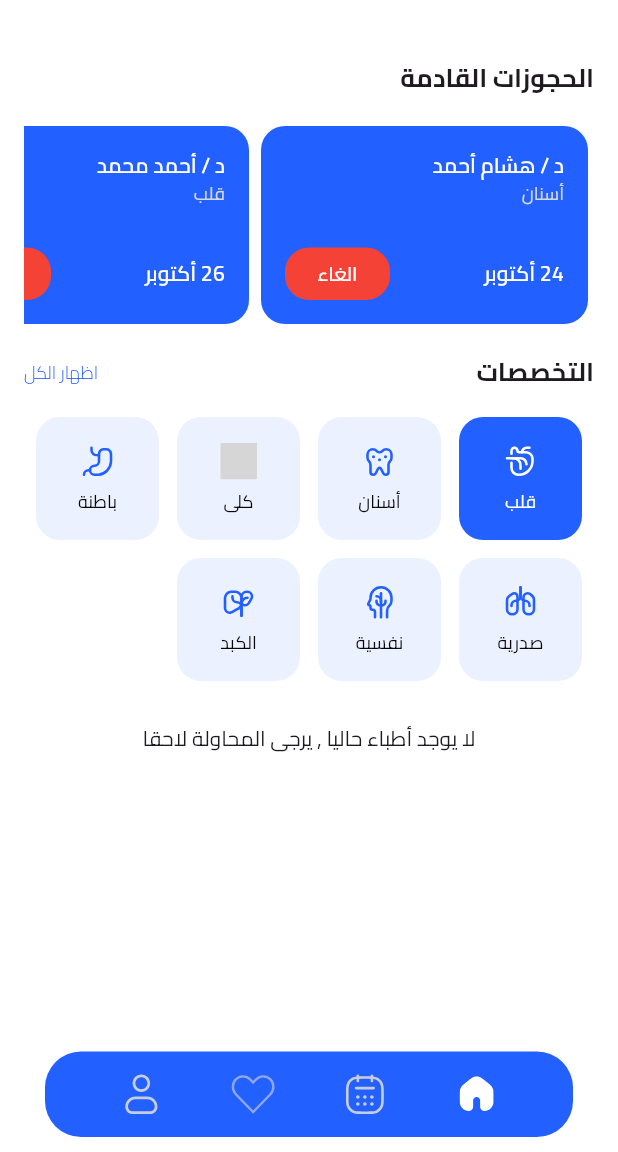
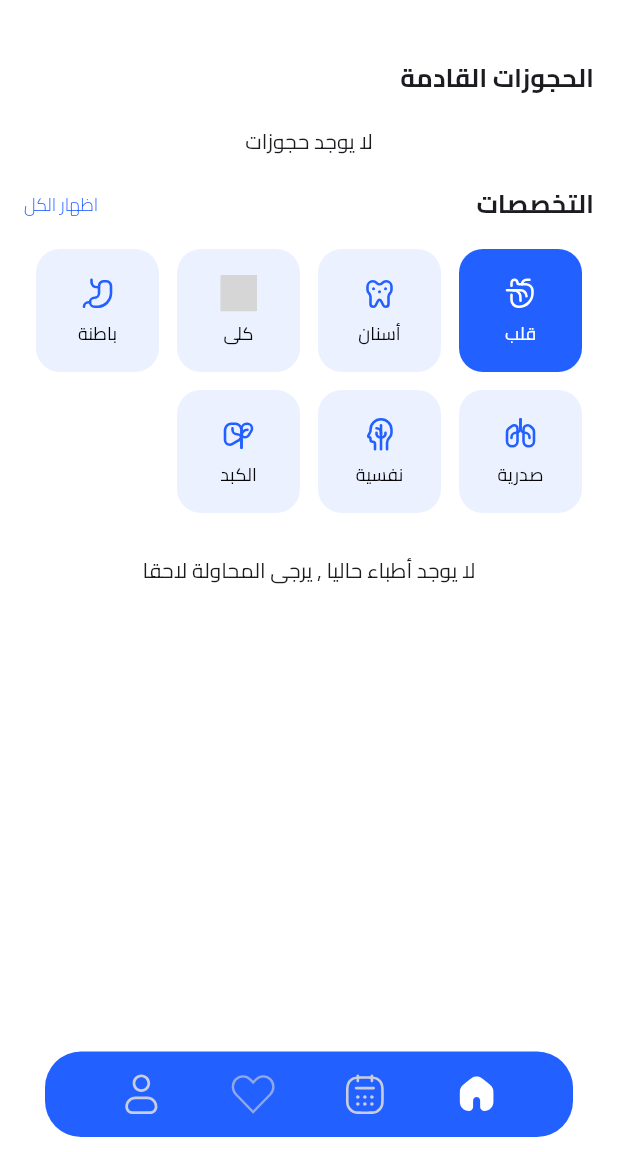
Before and after one commit to HishamElnemr/medi_link, a Flutter app: the PatientMainView screen opened by its route, on a phone screen of 412 x 824 dp, the part 84-1236 px from its top. Run offline on Flutter 3.47's test engine with Material 3 defaults, Android fonts, the phone set to English and light mode, and no system bars; our stand-ins replace bloc, cloud_firestore, dartz, equatable, firebase_auth, firebase_core and 5 more; accounts and stored records are empty; grey boxes are pictures that could not be loaded.

Commit message:
finish UpcomingAppointements

```diff
--- a/lib/core/routes/on_generate_route.dart
+++ b/lib/core/routes/on_generate_route.dart
@@ -7,7 +7,7 @@ import 'package:medi_link/features/booking/presentation/views/booking_view/booki
 import 'package:medi_link/features/booking/presentation/views/patient_bookings/patient_booking_view.dart';
 import 'package:medi_link/features/home/presentation/views/doctor_view.dart/doctor_home_view.dart';
 import 'package:medi_link/features/home/presentation/views/patient_view/patient_home_view.dart';
-import 'package:medi_link/features/home/presentation/views/patient_view/patient_main_view.dart';
+import 'package:medi_link/features/home/presentation/views/patient_main_view.dart';
 import 'package:medi_link/features/splash/presentation/views/splash_view.dart';
 
 Route<dynamic> onGenerateRoute(RouteSettings settings) {
--- a/lib/features/booking/data/models/booking_model.dart
+++ b/lib/features/booking/data/models/booking_model.dart
@@ -9,6 +9,8 @@ class BookingModel {
   final String doctorName;
   final String date;
   final String status;
+  final String doctorSpeciality;
+
 
   BookingModel({
     required this.id,
@@ -19,6 +21,7 @@ class BookingModel {
     required this.date,
     required this.status,
     required this.patientAge,
+    required this.doctorSpeciality,
   });
 
   factory BookingModel.fromJson(Map<String, dynamic> json) => BookingModel(
@@ -30,6 +33,7 @@ class BookingModel {
     date: json['date'],
     status: json['status'],
     patientAge: json['patientAge'],
+    doctorSpeciality: json['doctorSpeciality'],
   );
 
   Map<String, dynamic> toJson() => {
@@ -41,6 +45,7 @@ class BookingModel {
     'date': date,
     'status': status,
     'patientAge': patientAge,
+    'doctorSpeciality': doctorSpeciality,
   };
 
   BookingEntity toEntity() => BookingEntity(
@@ -52,6 +57,7 @@ class BookingModel {
     date: date,
     status: status,
     patientAge: patientAge,
+    doctorSpeciality: doctorSpeciality,
   );
 
   factory BookingModel.fromEntity(BookingEntity entity) => BookingModel(
@@ -63,5 +69,6 @@ class BookingModel {
     date: entity.date,
     status: entity.status,
     patientAge: entity.patientAge,
+    doctorSpeciality: entity.doctorSpeciality,
   );
 }
--- a/lib/features/booking/domain/entities/booking_entity.dart
+++ b/lib/features/booking/domain/entities/booking_entity.dart
@@ -7,6 +7,7 @@ class BookingEntity {
   final String doctorName;
   final String date;
   final String status;
+  final String doctorSpeciality;
 
   BookingEntity( {
     required this.id,
@@ -17,5 +18,6 @@ class BookingEntity {
     required this.date,
     required this.status,
     required this.patientAge,
+    required this.doctorSpeciality,
   });
 }
--- a/lib/features/booking/presentation/views/booking_view/widgets/booking_view_body.dart
+++ b/lib/features/booking/presentation/views/booking_view/widgets/booking_view_body.dart
@@ -153,6 +153,7 @@ class _BookingViewBodyState extends State<BookingViewBody> {
               date: selectedDate!.toIso8601String(),
               patientAge: patientAge,
               status: 'pending',
+              doctorSpeciality: doctor.speciality,
             );
 
             context.read<BookingCubit>().addBooking(booking);
--- a/lib/features/booking/presentation/views/patient_bookings/widgets/patient_booking_view_bloc_builder.dart
+++ b/lib/features/booking/presentation/views/patient_bookings/widgets/patient_booking_view_bloc_builder.dart
@@ -3,11 +3,11 @@ import 'dart:developer';
 import 'package:flutter/material.dart';
 import 'package:flutter_bloc/flutter_bloc.dart';
 import 'package:medi_link/core/constants/app_colors.dart';
+import 'package:medi_link/core/utils/card_skeltonizer_loading_body.dart';
 import 'package:medi_link/features/booking/domain/entities/booking_entity.dart';
 import 'package:medi_link/features/booking/presentation/cubits/booking_cubit.dart';
 import 'package:medi_link/features/booking/presentation/cubits/booking_state.dart';
 import 'package:medi_link/features/booking/presentation/views/patient_bookings/widgets/patient_booking_card.dart';
-import 'package:medi_link/core/utils/skeltonizer_loading_body.dart';
 import 'package:medi_link/generated/l10n.dart';
 import 'package:skeletonizer/skeletonizer.dart';
 
@@ -23,7 +23,7 @@ class PatientBookingViewBlocBuilder extends StatelessWidget {
         } else if (state is BookingError) {
           return Center(child: Text(state.failure.message));
         } else {
-          return const Skeletonizer(child: SkeltonizerLoadingBody());
+          return const Skeletonizer(child: CardSkeltonizerLoadingBody());
         }
       },
     );
--- a/lib/features/home/presentation/views/doctor_view.dart/widgets/doctor_home_view_body_bloc_builder.dart
+++ b/lib/features/home/presentation/views/doctor_view.dart/widgets/doctor_home_view_body_bloc_builder.dart
@@ -1,9 +1,9 @@
 import 'package:flutter/material.dart';
 import 'package:flutter_bloc/flutter_bloc.dart';
+import 'package:medi_link/core/utils/card_skeltonizer_loading_body.dart';
 import 'package:medi_link/features/booking/presentation/cubits/booking_cubit.dart';
 import 'package:medi_link/features/booking/presentation/cubits/booking_state.dart';
 import 'package:medi_link/features/home/presentation/views/doctor_view.dart/widgets/doctor_home_view_body.dart';
-import 'package:medi_link/core/utils/skeltonizer_loading_body.dart';
 import 'package:skeletonizer/skeletonizer.dart';
 
 class DoctorHomeViewBodyBlocBuilder extends StatelessWidget {
@@ -18,7 +18,7 @@ class DoctorHomeViewBodyBlocBuilder extends StatelessWidget {
         } else if (state is BookingError) {
           return Center(child: Text(state.failure.message));
         } else {
-          return const Skeletonizer(child: SkeltonizerLoadingBody());
+          return const Skeletonizer(child: CardSkeltonizerLoadingBody());
         }
       },
     );
--- /dev/null
+++ b/lib/features/home/presentation/views/patient_main_view.dart
@@ -0,0 +1,45 @@
+import 'dart:convert';
+
+import 'package:flutter/material.dart';
+import 'package:flutter_bloc/flutter_bloc.dart';
+import 'package:medi_link/core/services/getit_services.dart';
+import 'package:medi_link/core/services/shared_preferences_singleton.dart';
+import 'package:medi_link/core/utils/backend_endpoints.dart';
+import 'package:medi_link/features/booking/data/repos/booking_repo_impl.dart';
+import 'package:medi_link/features/booking/presentation/cubits/booking_cubit.dart';
+import 'package:medi_link/features/home/presentation/views/patient_view/widgets/main_view_body.dart';
+
+import 'patient_view/widgets/custom_buttom_nav_bar.dart';
+
+class PatientMainView extends StatefulWidget {
+  const PatientMainView({super.key});
+
+  @override
+  State<PatientMainView> createState() => _PatientMainViewState();
+}
+
+class _PatientMainViewState extends State<PatientMainView> {
+  int currentViewIndex = 0;
+
+  @override
+  Widget build(BuildContext context) {
+    final patientData = Prefs.getString(BackendEndpoints.kPatientData);
+    final patientId = patientData != null ? jsonDecode(patientData)['id'] : '';
+    return BlocProvider(
+      create: (_) =>
+          BookingCubit(bookingRepo: getIt<BookingRepoImpl>())
+            ..getPatientBookings(patientId),
+      child: Scaffold(
+        body: SafeArea(child: MainViewBody(currentViewIndex: currentViewIndex)),
+        bottomNavigationBar: CustomButtomNavBar(
+          selectedIndex: currentViewIndex,
+          onItemTapped: (index) {
+            setState(() {
+              currentViewIndex = index;
+            });
+          },
+        ),
+      ),
+    );
+  }
+}
--- a/lib/features/home/presentation/views/patient_view/patient_main_view.dart
+++ /dev/null
@@ -1,29 +0,0 @@
-import 'package:flutter/material.dart';
-import 'package:medi_link/features/home/presentation/views/patient_view/widgets/main_view_body.dart';
-
-import 'widgets/custom_buttom_nav_bar.dart';
-
-class PatientMainView extends StatefulWidget {
-  const PatientMainView({super.key});
-
-  @override
-  State<PatientMainView> createState() => _PatientMainViewState();
-}
-
-class _PatientMainViewState extends State<PatientMainView> {
-  int currentViewIndex = 0;
-  @override
-  Widget build(BuildContext context) {
-    return Scaffold(
-      body: SafeArea(child: MainViewBody(currentViewIndex: currentViewIndex)),
-      bottomNavigationBar: CustomButtomNavBar(
-        selectedIndex: currentViewIndex,
-        onItemTapped: (index) {
-          setState(() {
-            currentViewIndex = index;
-          });
-        },
-      ),
-    );
-  }
-}
--- a/lib/features/home/presentation/views/patient_view/widgets/upcoming_appointments.dart
+++ b/lib/features/home/presentation/views/patient_view/widgets/upcoming_appointments.dart
@@ -1,6 +1,6 @@
 import 'package:flutter/material.dart';
 import 'package:medi_link/core/constants/font_styles.dart';
-import 'package:medi_link/features/home/presentation/views/patient_view/widgets/upcoming_appointments_list_view.dart';
+import 'package:medi_link/features/home/presentation/views/patient_view/widgets/upcoming_appointments_list_view_builder.dart';
 import 'package:medi_link/generated/l10n.dart';
 
 class UpcomingAppointments extends StatelessWidget {
@@ -8,17 +8,6 @@ class UpcomingAppointments extends StatelessWidget {
 
   @override
   Widget build(BuildContext context) {
-    // Sample data for appointments - in real app this would come from state management
-    final List<Map<String, dynamic>> appointments = [
-      {
-        'doctorName': 'د / هشام أحمد',
-        'specialty': 'أسنان',
-        'date': '24 أكتوبر',
-      },
-      {'doctorName': 'د / أحمد محمد', 'specialty': 'قلب', 'date': '26 أكتوبر'},
-      {'doctorName': 'د / سارة علي', 'specialty': 'جلدية', 'date': '28 أكتوبر'},
-    ];
-
     return Column(
       crossAxisAlignment: CrossAxisAlignment.start,
       children: [
@@ -30,7 +19,7 @@ class UpcomingAppointments extends StatelessWidget {
           ),
         ),
         const SizedBox(height: 20),
-        UpcomingAppointmentsListView(appointments: appointments),
+        const UpcomingAppointmentsListViewBuilder(),
       ],
     );
   }
--- a/lib/features/home/presentation/views/patient_view/widgets/upcoming_appointments_list_view.dart
+++ b/lib/features/home/presentation/views/patient_view/widgets/upcoming_appointments_list_view.dart
@@ -1,31 +1,32 @@
 import 'package:flutter/material.dart';
+import 'package:medi_link/features/booking/domain/entities/booking_entity.dart';
 import 'package:medi_link/features/home/presentation/views/patient_view/widgets/upcoming_appointments_widget.dart';
 
 class UpcomingAppointmentsListView extends StatelessWidget {
-  final List<Map<String, dynamic>> appointments;
+  final List<BookingEntity> appointments;
 
   const UpcomingAppointmentsListView({required this.appointments, super.key});
 
   @override
   Widget build(BuildContext context) {
-    return SingleChildScrollView(
-      scrollDirection: Axis.horizontal,
-      child: Row(
-        children: appointments.asMap().entries.map((e) {
-          int index = e.key;
-          final appointment = e.value;
+    return SizedBox(
+      height: 132,
+      child: ListView.builder(
+        scrollDirection: Axis.horizontal,
+        itemCount: appointments.length,
+        itemBuilder: (context, index) {
+          final appointment = appointments[index];
           return Padding(
             padding: const EdgeInsets.symmetric(horizontal: 4),
             child: UpcomingAppointmentsWidget(
-              doctorName: appointment['doctorName'],
-              specialty: appointment['specialty'],
-              date: appointment['date'],
+              moreThanOne: appointments.length > 1,
+              booking: appointment,
               onCancelPressed: () {
                 // Handle cancel action
               },
             ),
           );
-        }).toList(),
+        },
       ),
     );
   }
--- /dev/null
+++ b/lib/features/home/presentation/views/patient_view/widgets/upcoming_appointments_list_view_builder.dart
@@ -0,0 +1,33 @@
+import 'package:flutter/material.dart';
+import 'package:flutter_bloc/flutter_bloc.dart';
+import 'package:medi_link/core/constants/app_colors.dart';
+import 'package:medi_link/core/utils/upcoming_appointements_skeltonizer_loading_body.dart';
+import 'package:medi_link/features/booking/presentation/cubits/booking_cubit.dart';
+import 'package:medi_link/features/booking/presentation/cubits/booking_state.dart';
+import 'package:medi_link/features/home/presentation/views/patient_view/widgets/upcoming_appointments_list_view.dart';
+import 'package:medi_link/generated/l10n.dart';
+import 'package:skeletonizer/skeletonizer.dart';
+
+class UpcomingAppointmentsListViewBuilder extends StatelessWidget {
+  const UpcomingAppointmentsListViewBuilder({super.key});
+
+  @override
+  Widget build(BuildContext context) {
+    return BlocBuilder<BookingCubit, BookingState>(
+      builder: (context, state) {
+        if (state is PatientBookingsLoaded) {
+          return state.bookings.isEmpty
+              ? Center(child: Text(S.of(context).no_appointment))
+              : UpcomingAppointmentsListView(appointments: state.bookings);
+        } else if (state is BookingError) {
+          return Center(child: Text(state.failure.message));
+        } else {
+          return const Skeletonizer(
+            containersColor: AppColors.softBlue5,
+            child: UpcomingAppointementsSkeltonizerLoadingBody(),
+          );
+        }
+      },
+    );
+  }
+}
--- a/lib/features/home/presentation/views/patient_view/widgets/upcoming_appointments_widget.dart
+++ b/lib/features/home/presentation/views/patient_view/widgets/upcoming_appointments_widget.dart
@@ -1,47 +1,55 @@
 import 'package:flutter/material.dart';
+import 'package:intl/intl.dart';
 import 'package:medi_link/core/constants/app_colors.dart';
 import 'package:medi_link/core/constants/font_styles.dart';
 import 'package:medi_link/core/widgets/custom_button.dart';
+import 'package:medi_link/features/booking/domain/entities/booking_entity.dart';
 import 'package:medi_link/generated/l10n.dart';
 
 class UpcomingAppointmentsWidget extends StatelessWidget {
-  final String doctorName;
-  final String specialty;
-  final String date;
+  String _formatDate(String date) {
+    try {
+      return DateFormat('d MMM').format(DateTime.parse(date));
+    } catch (e) {
+      return date;
+    }
+  }
+  final BookingEntity booking;
   final VoidCallback onCancelPressed;
-
+  final bool moreThanOne;
   const UpcomingAppointmentsWidget({
-    required this.doctorName,
-    required this.specialty,
-    required this.date,
     required this.onCancelPressed,
+    required this.booking,
+    this.moreThanOne = false,
     super.key,
   });
 
   @override
   Widget build(BuildContext context) {
     return Container(
-      width: 218,
+      width: moreThanOne ? 218 : MediaQuery.of(context).size.width * 0.8,
       height: 132,
       padding: const EdgeInsets.all(16),
       decoration: ShapeDecoration(
         color: AppColors.primaryBlue,
-        shape: RoundedRectangleBorder(
-          borderRadius: BorderRadius.circular(16),
-        ),
+        shape: RoundedRectangleBorder(borderRadius: BorderRadius.circular(16)),
       ),
       child: Column(
         crossAxisAlignment: CrossAxisAlignment.start,
         children: [
           Text(
-            doctorName,
+            booking.doctorName,
+            overflow: TextOverflow.ellipsis,
+            maxLines: 1,
             style: FontStyles.regular14.copyWith(
               color: AppColors.white,
               fontWeight: FontWeight.w600,
             ),
           ),
           Text(
-            specialty,
+            booking.doctorSpeciality,
+            overflow: TextOverflow.ellipsis,
+            maxLines: 1,
             style: FontStyles.light12.copyWith(
               color: AppColors.lightGrey,
               fontWeight: FontWeight.w400,
@@ -54,7 +62,7 @@ class UpcomingAppointmentsWidget extends StatelessWidget {
                 child: Text(
                   overflow: TextOverflow.ellipsis,
                   maxLines: 1,
-                  date,
+                  _formatDate(booking.date),
                   style: FontStyles.regular14.copyWith(
                     color: AppColors.white,
                     fontWeight: FontWeight.w600,
```
Also changed, not shown: lib/core/utils/card_skeltonizer_loading_body.dart (renamed from lib/core/utils/skeltonizer_loading_body.dart, +4 -3 lines), lib/core/utils/upcoming_appointements_skeltonizer_loading_body.dart (added, +39 -0 lines), lib/features/booking/presentation/views/patient_bookings/patient_booking_view.dart (+6 -23 lines).
